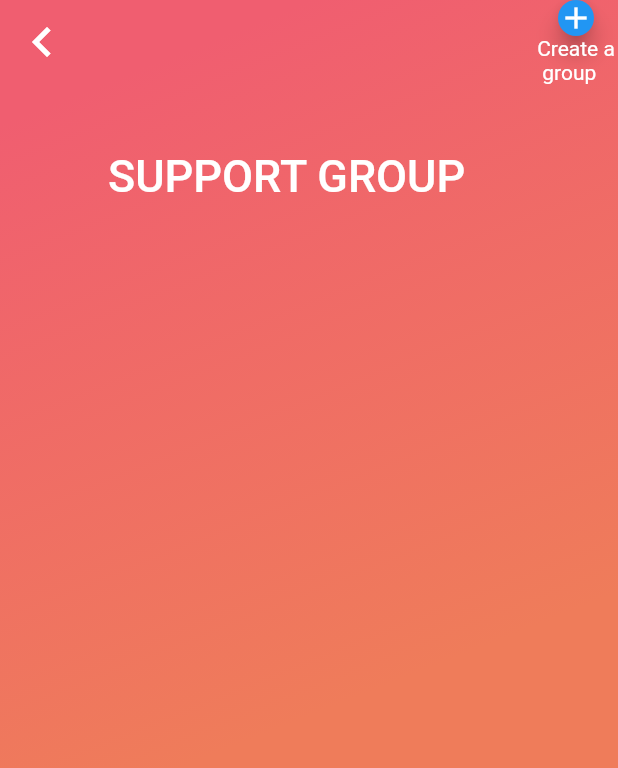
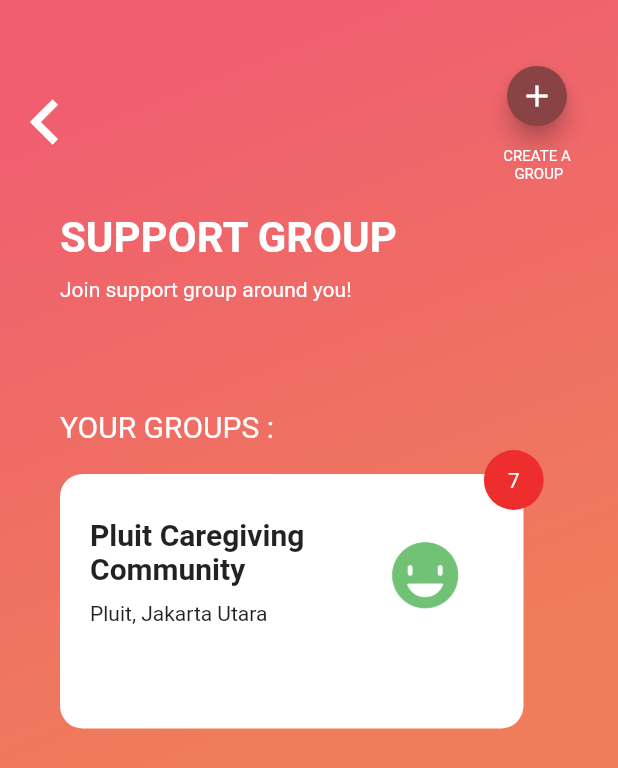
Before and after one commit to wincentrtz/carebuddy, a Flutter app: the SupportPage screen opened by its route, on a phone screen of 412 x 824 dp. Shown: the top 768 px of the screen. Run offline on Flutter 3.47's test engine with Material 2 defaults, Android fonts, the light colour scheme and no system bars; our stand-ins replace datetime_picker_formfield; missing offline and left inert: flutter_calendar.

Commit message:
Support Page

```diff
--- a/lib/pages/support.dart
+++ b/lib/pages/support.dart
@@ -4,6 +4,7 @@ class SupportPage extends StatelessWidget {
   @override
   Widget build(BuildContext context) {
     // TODO: implement build
+    final double deviceWidth = MediaQuery.of(context).size.width;
     return Scaffold(
       body: Container(
         decoration: BoxDecoration(
@@ -15,40 +16,145 @@ class SupportPage extends StatelessWidget {
             tileMode: TileMode.clamp, // repeats the gradient over the canvas
           ),
         ),
-        child: CustomScrollView(
-          slivers: <Widget>[
-            SliverAppBar(
-              backgroundColor: Colors.transparent,
-              pinned: true,
-              expandedHeight: 150.0,
-              leading: IconButton(
-                icon: Icon(
-                  Icons.keyboard_arrow_left,
-                  size: 40.0,
+        child: Column(
+          crossAxisAlignment: CrossAxisAlignment.start,
+          children: <Widget>[
+            SizedBox(
+              height: 40.0,
+            ),
+            Row(
+              mainAxisAlignment: MainAxisAlignment.spaceBetween,
+              children: <Widget>[
+                GestureDetector(
+                  onTap: () => Navigator.pop(context),
+                  child: Icon(
+                    Icons.keyboard_arrow_left,
+                    size: 60.0,
+                    color: Colors.white,
+                  ),
                 ),
-                onPressed: () => Navigator.pop(context),
-              ),
-              actions: <Widget>[
-                Column(
-                  children: <Widget>[
-                    Expanded(
-                      child: FloatingActionButton(
+                Container(
+                  margin: EdgeInsets.only(right: 30.0),
+                  child: Column(
+                    children: <Widget>[
+                      FloatingActionButton(
                         onPressed: () {},
+                        mini: true,
+                        backgroundColor: Color(0xFF894345),
                         child: Icon(Icons.add),
                       ),
-                    ),
-                    Text('Create a\n group')
-                  ],
+                      SizedBox(
+                        height: 10.0,
+                      ),
+                      Text(
+                        'CREATE A \n GROUP',
+                        style: TextStyle(
+                          color: Colors.white,
+                          fontSize: 10,
+                        ),
+                        textAlign: TextAlign.center,
+                      ),
+                    ],
+                  ),
                 )
               ],
-              flexibleSpace: FlexibleSpaceBar(
-                title: Text('SUPPORT GROUP'),
+            ),
+            SizedBox(
+              height: 20.0,
+            ),
+            Container(
+              margin: EdgeInsets.only(left: 40.0),
+              child: Column(
+                crossAxisAlignment: CrossAxisAlignment.start,
+                children: <Widget>[
+                  Text(
+                    'SUPPORT GROUP',
+                    style: TextStyle(
+                      fontSize: 28,
+                      color: Colors.white,
+                      fontWeight: FontWeight.bold,
+                    ),
+                  ),
+                  SizedBox(
+                    height: 10.0,
+                  ),
+                  Text(
+                    'Join support group around you!',
+                    style: TextStyle(
+                      color: Colors.white,
+                    ),
+                  ),
+                  SizedBox(
+                    height: 72.0,
+                  ),
+                  Text(
+                    'YOUR GROUPS :',
+                    style: TextStyle(
+                      color: Colors.white,
+                      fontSize: 20,
+                    ),
+                  ),
+                  Stack(
+                    alignment: const Alignment(1.1, -1),
+                    children: [
+                      Container(
+                          decoration: BoxDecoration(
+                            color: Colors.white,
+                            borderRadius: BorderRadius.circular(15.0),
+                          ),
+                          margin: EdgeInsets.only(top: 20.0),
+                          padding: EdgeInsets.only(
+                            left: 20.0,
+                            bottom: 60.0,
+                            top: 20.0,
+                            right: 20.0,
+                          ),
+                          width: deviceWidth * 0.75,
+                          child: Row(
+                            children: <Widget>[
+                              Expanded(
+                                flex: 2,
+                                child: Column(
+                                  crossAxisAlignment: CrossAxisAlignment.start,
+                                  children: <Widget>[
+                                    Text(
+                                      'Pluit Caregiving Community',
+                                      style: TextStyle(
+                                        fontSize: 20,
+                                        fontWeight: FontWeight.bold,
+                                      ),
+                                    ),
+                                    SizedBox(
+                                      height: 10,
+                                    ),
+                                    Text('Pluit, Jakarta Utara')
+                                  ],
+                                ),
+                              ),
+                              Expanded(
+                                child: Image.asset(
+                                  'assets/mood.png',
+                                ),
+                              ),
+                            ],
+                          )),
+                      Container(
+                        decoration: BoxDecoration(
+                          color: Color(0xFFed2e2d),
+                          shape: BoxShape.circle,
+                        ),
+                        padding: EdgeInsets.all(16),
+                        child: Text(
+                          '7',
+                          style: TextStyle(
+                            color: Colors.white,
+                          ),
+                        ),
+                      ),
+                    ],
+                  ),
+                ],
               ),
-            ),
-            SliverList(
-              delegate: SliverChildListDelegate([
-                Container(),
-              ]),
             ),
           ],
         ),
```
